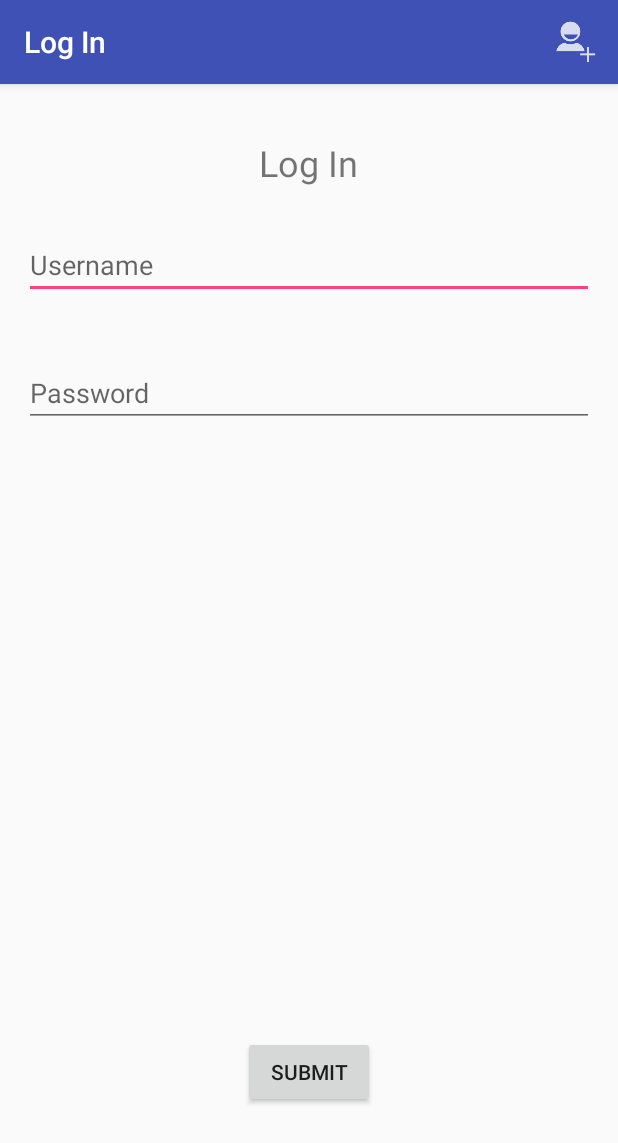
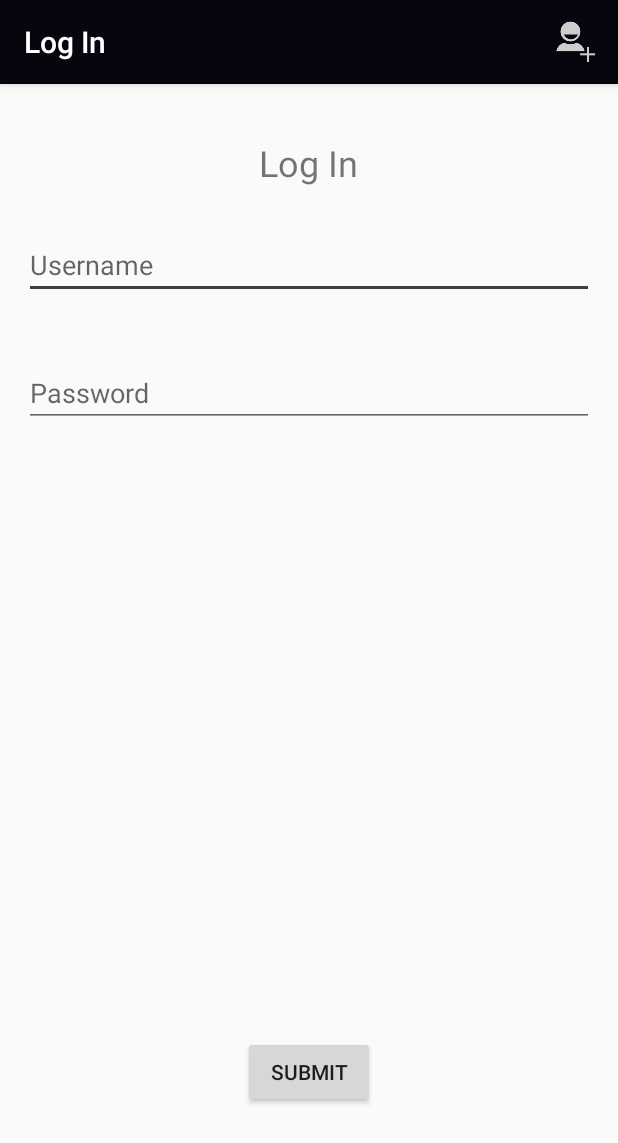
Before and after one commit to rishabhj126/Java-Project, an Android app: the MainActivity screen opened directly, with no data from a screen before it, on a phone screen of 412 x 824 dp. Shown: the top 1143 px of the screen. Run offline under Robolectric (Android 15) with nearby library versions, the phone set to English and light mode, and no system bars.

Commit message:
Added color

```diff
--- a/app/src/main/res/values/colors.xml
+++ b/app/src/main/res/values/colors.xml
@@ -1,6 +1,6 @@
 <?xml version="1.0" encoding="utf-8"?>
 <resources>
-    <color name="colorPrimary">#3F51B5</color>
-    <color name="colorPrimaryDark">#303F9F</color>
-    <color name="colorAccent">#FF4081</color>
+    <color name="colorPrimary">#06070e</color>
+    <color name="colorPrimaryDark">#232427</color>
+    <color name="colorAccent">#413e3f</color>
 </resources>
```
